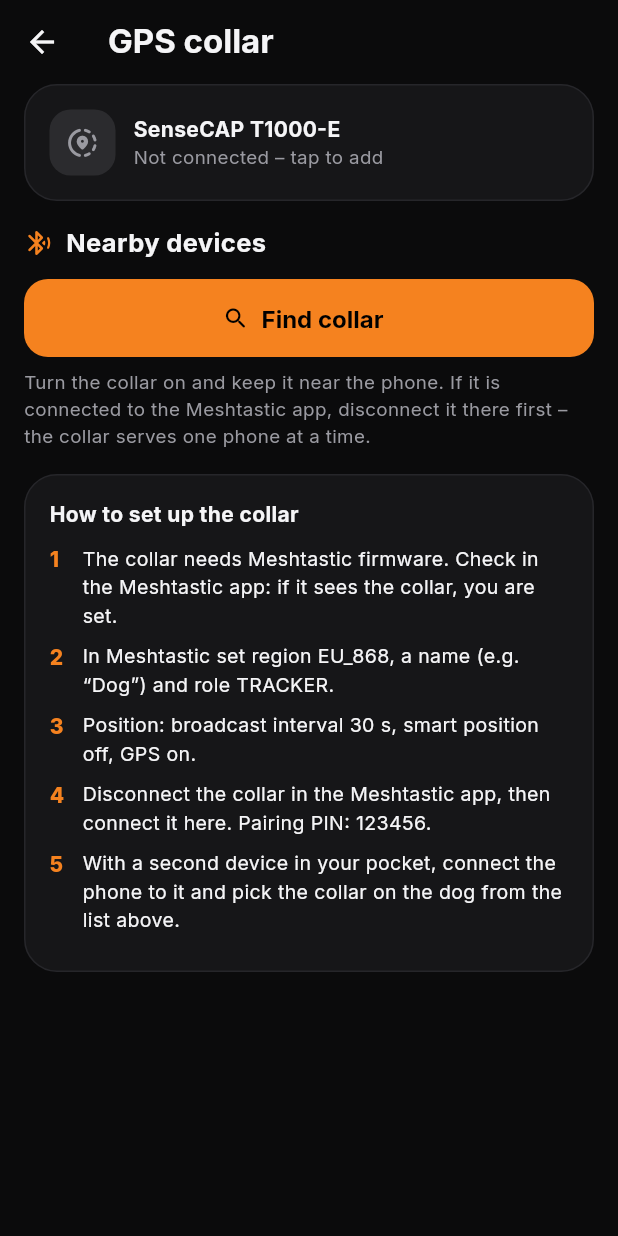
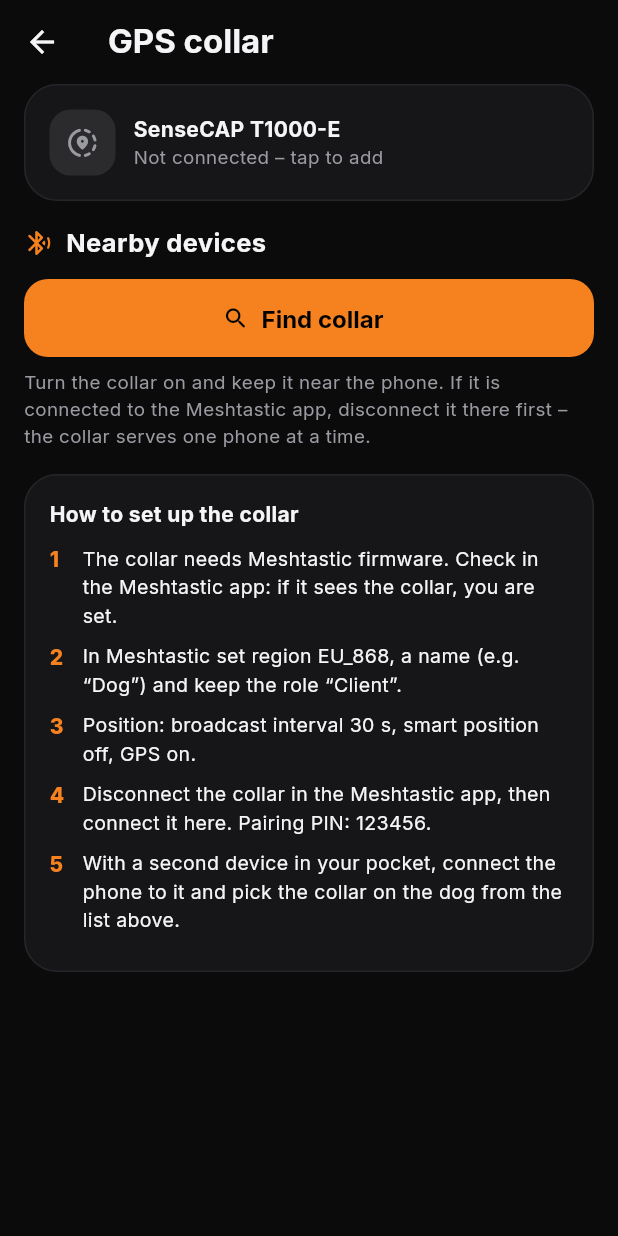
Before and after one commit to dcbelmal/k9-coach, a Flutter app: the CollarScreen screen opened directly, on a phone screen of 412 x 824 dp. Run offline on Flutter 3.47's test engine with Material 3 defaults, Android fonts, the phone set to English and light mode, and no system bars; our stand-ins replace fl_chart, flutter_local_notifications, flutter_map, flutter_timezone, flutter_tts, geolocator and 6 more; missing offline and left inert: google_mlkit_text_recognition, in_app_purchase_android, mobile_scanner, universal_ble; accounts and stored records are empty.

Commit message:
Obroża: instrukcja – rola Klient zamiast TRACKER (TRACKER usypia Bluetooth)
Co-Authored-By: Claude Opus 5.5 <noreply@anthropic.com>
Claude-Session: https://claude.ai/code/session_01QyHvN2RgMfCvoLxtehp4Mq

```diff
--- a/lib/l10n/lang/en_collar.dart
+++ b/lib/l10n/lang/en_collar.dart
@@ -35,7 +35,7 @@ const strings = <String, String>{
   'Ty': 'You',
   'Urządzenia w pobliżu': 'Nearby devices',
   'Utracono połączenie – ponawiam…': 'Connection lost – retrying…',
-  'W Meshtastic ustaw region EU_868, nazwę (np. „Pies”) i rolę TRACKER.': 'In Meshtastic set region EU_868, a name (e.g. “Dog”) and role TRACKER.',
+  'W Meshtastic ustaw region EU_868, nazwę (np. „Pies”) i zostaw rolę „Klient”.': 'In Meshtastic set region EU_868, a name (e.g. “Dog”) and keep the role “Client”.',
   'Włącz Bluetooth w telefonie.': 'Turn on Bluetooth on the phone.',
   'Włącz obrożę i trzymaj ją blisko telefonu. Jeśli jest połączona z aplikacją Meshtastic, najpierw ją tam rozłącz – obroża obsługuje jeden telefon naraz.': 'Turn the collar on and keep it near the phone. If it is connected to the Meshtastic app, disconnect it there first – the collar serves one phone at a time.',
   'Z drugim urządzeniem w kieszeni połącz telefon z nim, a obrożę na psie wybierz z listy powyżej.': 'With a second device in your pocket, connect the phone to it and pick the collar on the dog from the list above.',
--- a/lib/screens/collar_screen.dart
+++ b/lib/screens/collar_screen.dart
@@ -308,7 +308,7 @@ class _CollarScreenState extends State<CollarScreen> {
           Text(tr('Jak przygotować obrożę'), style: const TextStyle(fontWeight: FontWeight.w700)),
           const SizedBox(height: 10),
           step('1', tr('Obroża musi mieć oprogramowanie Meshtastic. Sprawdzisz to w aplikacji Meshtastic: jeśli ją widzi, wszystko gra.')),
-          step('2', tr('W Meshtastic ustaw region EU_868, nazwę (np. „Pies”) i rolę TRACKER.')),
+          step('2', tr('W Meshtastic ustaw region EU_868, nazwę (np. „Pies”) i zostaw rolę „Klient”.')),
           step('3', tr('Pozycja: interwał wysyłania 30 s, inteligentna pozycja wyłączona, GPS włączony.')),
           step('4', tr('Rozłącz obrożę w aplikacji Meshtastic, potem połącz ją tutaj. PIN przy parowaniu: 123456.')),
           step('5', tr('Z drugim urządzeniem w kieszeni połącz telefon z nim, a obrożę na psie wybierz z listy powyżej.')),
```
